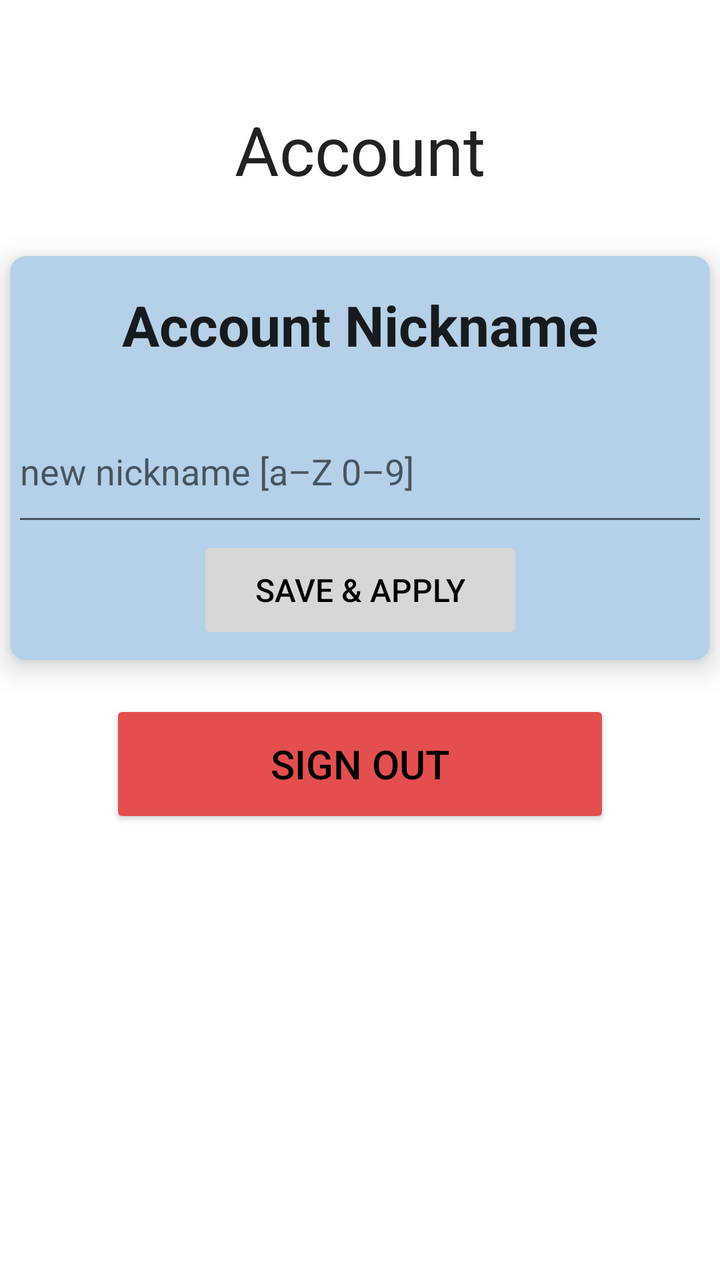
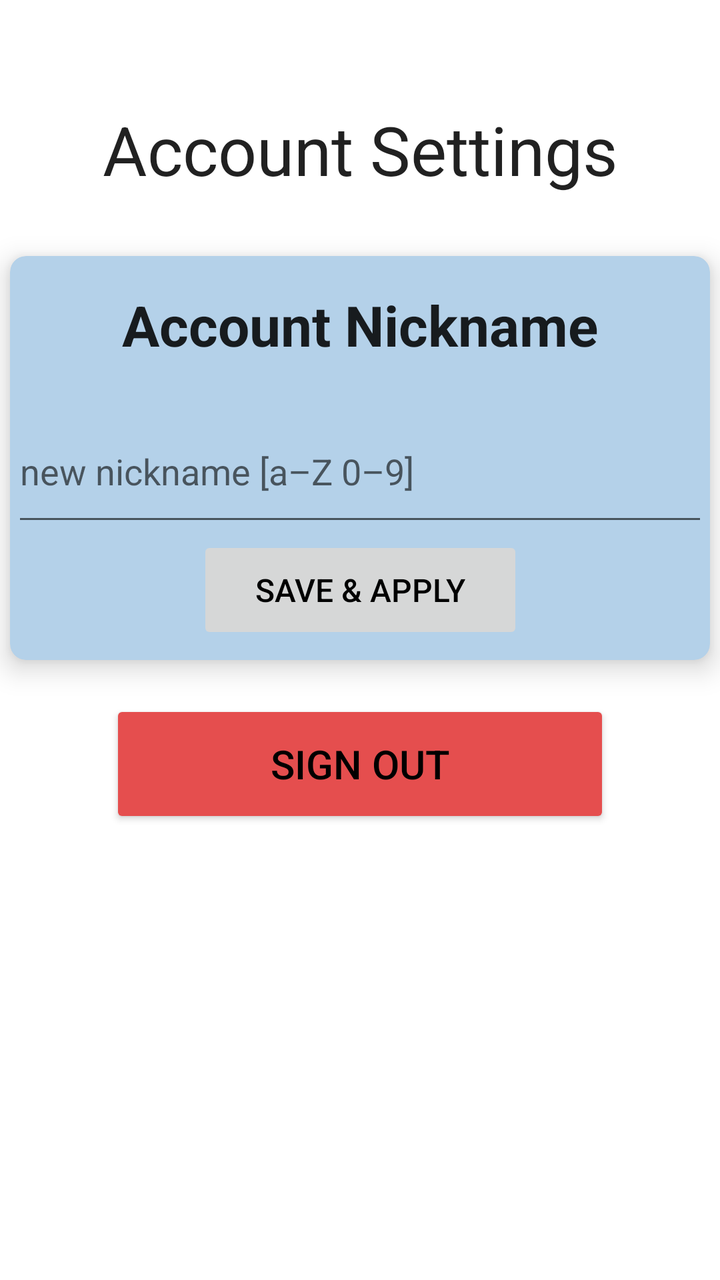

Compare the two renders of this Android layout. The source of the first and the diff that turns it into the second are given below.
<!-- AndroidManifest.xml: application theme Theme.Turco_Michael_Weight_Tracking -->
<!-- res/layout/fragment_account.xml -->
<?xml version="1.0" encoding="utf-8"?>
<androidx.constraintlayout.widget.ConstraintLayout xmlns:android="http://schemas.android.com/apk/res/android"
    xmlns:app="http://schemas.android.com/apk/res-auto"
    xmlns:tools="http://schemas.android.com/tools"
    android:layout_width="match_parent"
    android:layout_height="match_parent"
    tools:context=".ui.account.AccountFragment">

    <TextView
        android:id="@+id/title_account"
        android:layout_width="347dp"
        android:layout_height="45dp"
        android:layout_marginStart="32dp"
        android:layout_marginTop="52dp"
        android:layout_marginEnd="32dp"
        android:gravity="center"
        android:text="@string/title_account"
        android:textAppearance="@style/TextAppearance.AppCompat.Large"
        android:textSize="34sp"
        app:layout_constraintEnd_toEndOf="parent"
        app:layout_constraintStart_toStartOf="parent"
        app:layout_constraintTop_toTopOf="parent" />

    <androidx.cardview.widget.CardView
        android:id="@+id/cardView1"
        android:layout_width="match_parent"
        android:layout_height="wrap_content"
        android:layout_marginStart="5dp"
        android:layout_marginTop="31dp"
        android:layout_marginEnd="5dp"
        app:cardBackgroundColor="@color/blue_light"
        app:cardCornerRadius="8dp"
        app:cardElevation="8dp"
        app:layout_constraintEnd_toEndOf="parent"
        app:layout_constraintStart_toStartOf="parent"
        app:layout_constraintTop_toBottomOf="@+id/title_account">

        <androidx.constraintlayout.widget.ConstraintLayout
            android:layout_width="match_parent"
            android:layout_height="match_parent">

            <TextView
                android:id="@+id/account_nickname_title"
                android:layout_width="347dp"
                android:layout_height="45dp"
                android:layout_marginTop="12dp"
                android:gravity="center"
                android:text="@string/account_nickname_title"
                android:textAppearance="@style/TextAppearance.AppCompat.Large"
                android:textSize="28sp"
                android:textStyle="bold"
                app:layout_constraintEnd_toEndOf="parent"
                app:layout_constraintStart_toStartOf="parent"
                app:layout_constraintTop_toTopOf="parent" />

            <Button
                android:id="@+id/edit_nickname_apply"
                android:layout_width="163dp"
                android:layout_height="54dp"
                android:layout_marginBottom="8dp"
                android:enabled="false"
                android:text="@string/apply"
                android:textColor="@color/black"
                android:textSize="16sp"
                app:layout_constraintBottom_toBottomOf="parent"
                app:layout_constraintEnd_toEndOf="parent"
                app:layout_constraintStart_toStartOf="parent"
                app:layout_constraintTop_toBottomOf="@+id/edit_nickname_field" />

            <EditText
                android:id="@+id/edit_nickname_field"
                android:layout_width="348dp"
                android:layout_height="68dp"
                android:layout_marginStart="27dp"
                android:layout_marginTop="15dp"
                android:layout_marginEnd="27dp"
                android:autofillHints="@string/new_nickname_hint"
                android:digits="abcdefghijklmnopqrstuvwxyzABCDEFGHIJKLMNOPQRSTUVWXYZ0123456789 "
                android:ems="10"
                android:hint="@string/new_nickname_hint"
                android:inputType="text"
                app:layout_constraintEnd_toEndOf="parent"
                app:layout_constraintStart_toStartOf="parent"
                app:layout_constraintTop_toBottomOf="@+id/account_nickname_title" />
        </androidx.constraintlayout.widget.ConstraintLayout>
    </androidx.cardview.widget.CardView>

    <Button
        android:id="@+id/sign_out_button"
        android:layout_width="250dp"
        android:layout_height="64dp"
        android:layout_marginStart="140dp"
        android:layout_marginTop="20dp"
        android:layout_marginEnd="140dp"
        android:backgroundTint="@color/red_medium"
        android:text="@string/account_sign_out"
        android:textColor="@color/black"
        android:textSize="20sp"
        app:layout_constraintEnd_toEndOf="parent"
        app:layout_constraintStart_toStartOf="parent"
        app:layout_constraintTop_toBottomOf="@+id/cardView1" />
</androidx.constraintlayout.widget.ConstraintLayout>
<!-- resources referenced by this layout -->
<resources>
  <color name="black">#FF000000</color>
  <color name="blue_light">#B4D1E9</color>
  <color name="red_medium">#E54E4E</color>
  <string name="account_nickname_title">Account Nickname</string>
  <string name="account_sign_out">Sign Out</string>
  <string name="apply">Save &amp; Apply</string>
  <string name="new_nickname_hint">new nickname [a–Z 0–9]</string>
  <string name="title_account">Account</string>
  <style name="Theme.Turco_Michael_Weight_Tracking" parent="Theme.MaterialComponents.DayNight.DarkActionBar">
          
          <item name="colorPrimary">@color/blue_500</item>
          <item name="colorPrimaryVariant">@color/blue_700</item>
          <item name="colorOnPrimary">@color/white</item>
          
          <item name="colorSecondary">@color/teal_200</item>
          <item name="colorSecondaryVariant">@color/teal_700</item>
          <item name="colorOnSecondary">@color/black</item>
          
          <item name="android:statusBarColor">?attr/colorPrimaryVariant</item>
          
      </style>
  <color name="blue_500">#0077EE</color>
  <color name="blue_700">#0042B3</color>
  <color name="white">#FFFFFFFF</color>
  <color name="teal_200">#FF03DAC5</color>
  <color name="teal_700">#FF018786</color>
</resources>

<!-- the commit's change to res/layout/fragment_account.xml (unified diff, before → after) -->
@@ -14,7 +14,7 @@
         android:layout_marginTop="52dp"
         android:layout_marginEnd="32dp"
         android:gravity="center"
-        android:text="@string/title_account"
+        android:text="@string/title_account_settings"
         android:textAppearance="@style/TextAppearance.AppCompat.Large"
         android:textSize="34sp"
         app:layout_constraintEnd_toEndOf="parent"
<!-- resource entries referenced after the edit -->
@@ -7,7 +7,7 @@
   <string name="account_sign_out">Sign Out</string>
   <string name="apply">Save &amp; Apply</string>
   <string name="new_nickname_hint">new nickname [a–Z 0–9]</string>
-  <string name="title_account">Account</string>
+  <string name="title_account_settings">Account Settings</string>
   <style name="Theme.Turco_Michael_Weight_Tracking" parent="Theme.MaterialComponents.DayNight.DarkActionBar">
           
           <item name="colorPrimary">@color/blue_500</item>
